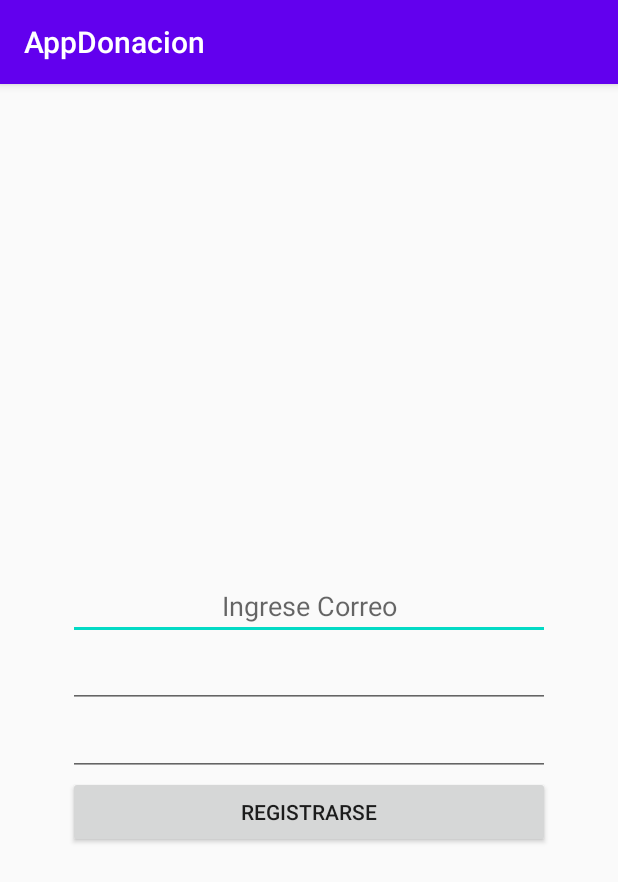
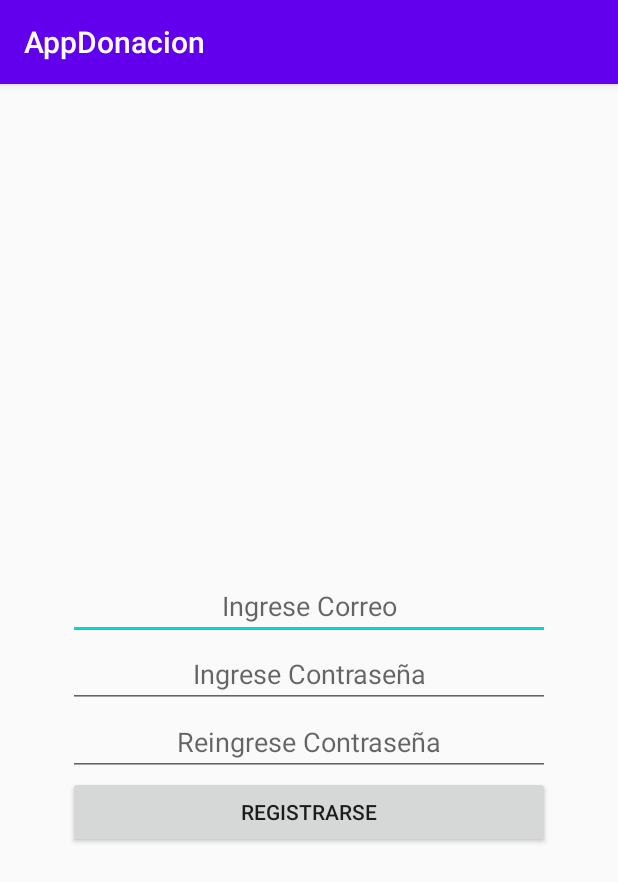
Before and after one commit to ivan-emanuel-rodriguez/AppDonacion, an Android app: the RegistrarseActivity screen opened directly, with no data from a screen before it, on a phone screen of 412 x 824 dp. Shown: the top 882 px of the screen. Run offline under Robolectric (Android 15) with nearby library versions, the phone set to English and light mode, and no system bars; our stand-ins replace Firebase (no records; nobody signed in at launch, a user with empty details on screens opened directly).

Commit message:
Actualizo text view para mostrar descripcion de contraseñas

```diff
--- a/app/src/main/res/layout/activity_main.xml
+++ b/app/src/main/res/layout/activity_main.xml
@@ -31,6 +31,8 @@
             android:layout_width="match_parent"
             android:layout_height="wrap_content"
             android:ems="10"
+            android:gravity="center"
+            android:hint="@string/contrasena"
             android:inputType="textPassword" />
 
         <Button
--- a/app/src/main/res/layout/activity_registrarse.xml
+++ b/app/src/main/res/layout/activity_registrarse.xml
@@ -31,6 +31,8 @@
             android:layout_width="match_parent"
             android:layout_height="wrap_content"
             android:ems="10"
+            android:gravity="center"
+            android:hint="@string/contrasena"
             android:inputType="textPassword" />
 
         <EditText
@@ -38,6 +40,8 @@
             android:layout_width="match_parent"
             android:layout_height="wrap_content"
             android:ems="10"
+            android:gravity="center"
+            android:hint="@string/recontrasena"
             android:inputType="textPassword" />
 
         <Button
--- a/app/src/main/res/values/strings.xml
+++ b/app/src/main/res/values/strings.xml
@@ -10,6 +10,9 @@
     <string name="btn_registro">Registrarse</string>
 
     <string name="correo">Ingrese Correo</string>
+    <string name="contrasena">Ingrese Contraseña</string>
+    <string name="recontrasena">Reingrese Contraseña</string>
+
     <string name="bienvenida">Pagina de inicio</string>
 
 
```
